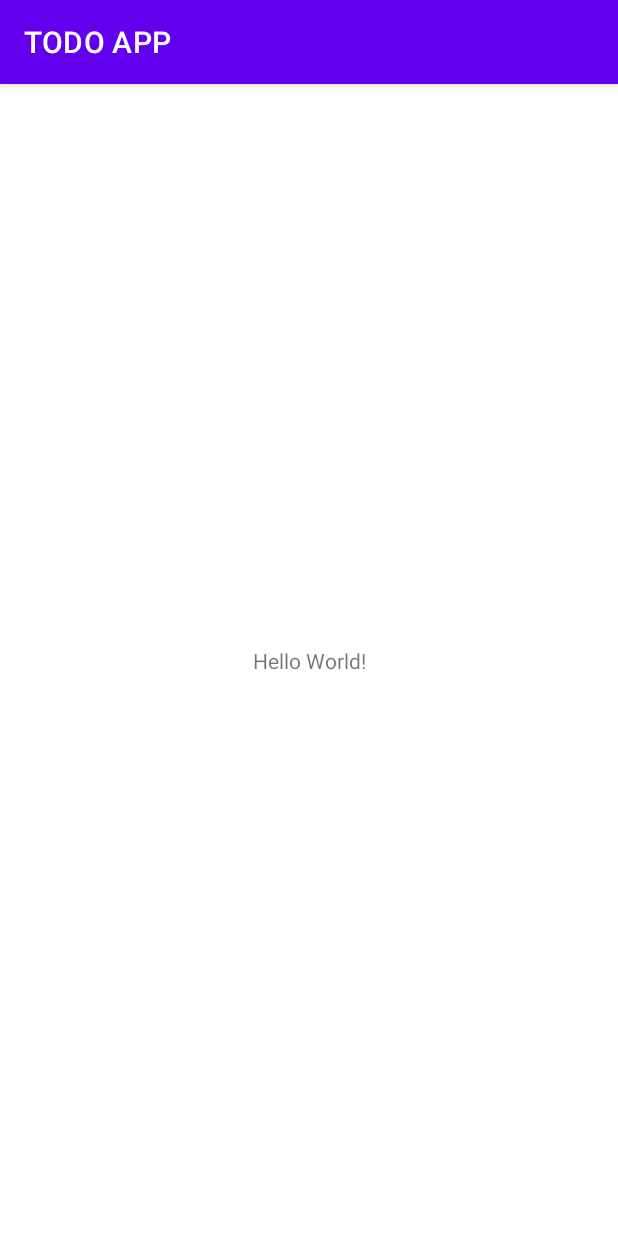
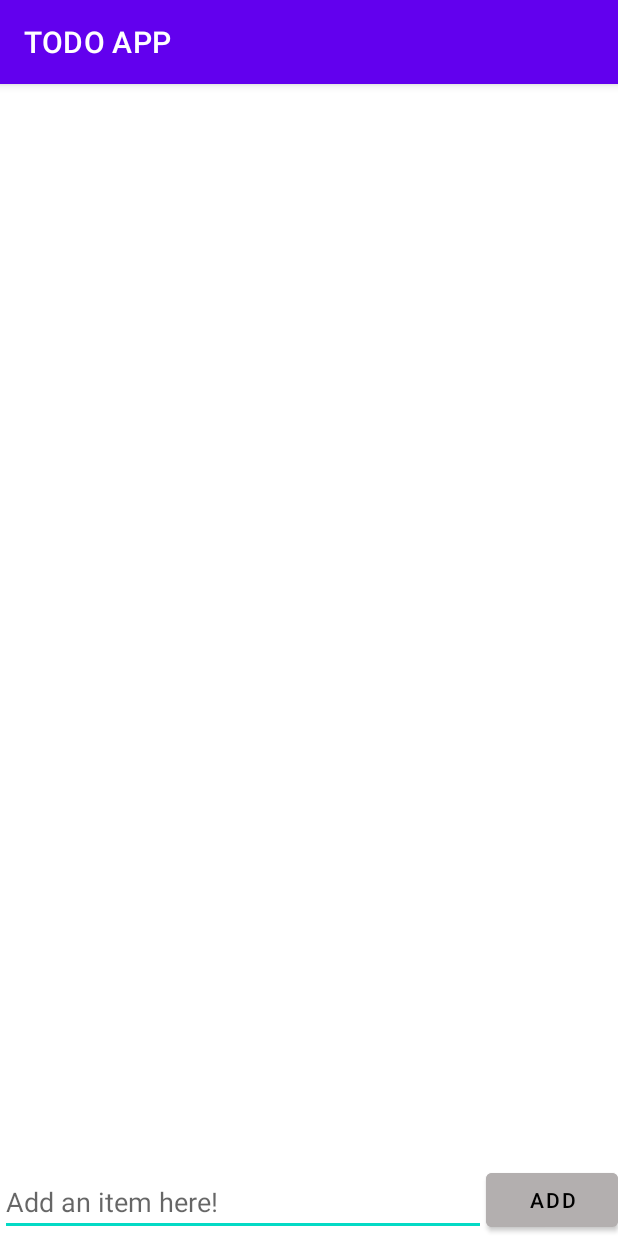
Before and after one commit to khanhpqk/TODO_APP, an Android app: the screen it shows after launch (MainActivity), on a phone screen of 412 x 824 dp. Run offline under Robolectric (Android 15) with nearby library versions, the phone set to English and light mode, and no system bars.

Commit message:
Finish Todo list

```diff
--- a/app/build.gradle
+++ b/app/build.gradle
@@ -33,7 +33,10 @@ dependencies {
     implementation 'androidx.appcompat:appcompat:1.3.1'
     implementation 'com.google.android.material:material:1.4.0'
     implementation 'androidx.constraintlayout:constraintlayout:2.1.0'
+    implementation "androidx.recyclerview:recyclerview:1.2.1"
     testImplementation 'junit:junit:4.+'
+    implementation 'commons-io:commons-io:2.6'
+    implementation group: 'commons-io', name: 'commons-io', version: '2.0.1'
     androidTestImplementation 'androidx.test.ext:junit:1.1.3'
     androidTestImplementation 'androidx.test.espresso:espresso-core:3.4.0'
 }
--- /dev/null
+++ b/app/src/main/java/com/example/todoapp/ItemAdapter.java
@@ -0,0 +1,63 @@
+package com.example.todoapp;
+
+import android.view.LayoutInflater;
+import android.view.View;
+import android.view.ViewGroup;
+import android.widget.TextView;
+
+import androidx.annotation.NonNull;
+import androidx.recyclerview.widget.RecyclerView;
+
+import java.util.List;
+
+public class ItemAdapter extends RecyclerView.Adapter<ItemAdapter.ViewHolder>{
+    public interface OnLongClickedListener{
+        void onLongClicked(int position);
+    }
+    List<String> list;
+    OnLongClickedListener onLong;
+
+
+    public ItemAdapter(List<String> itemList, OnLongClickedListener onLong){
+        this.list = itemList;
+        this.onLong = onLong;
+    }
+    @NonNull
+    @Override
+    public ViewHolder onCreateViewHolder(@NonNull ViewGroup parent, int viewType) {
+        View appView = LayoutInflater.from(parent.getContext()).inflate(android.R.layout.simple_list_item_1, parent, false);
+        return new ViewHolder(appView);
+    }
+
+    @Override
+    public void onBindViewHolder(@NonNull ViewHolder holder, int position) {
+        String item = list.get(position);
+        holder.bind(item);
+    }
+
+    @Override
+    public int getItemCount() {
+        return list.size();
+    }
+
+    class ViewHolder extends RecyclerView.ViewHolder{
+        TextView text;
+        public ViewHolder(@NonNull View itemView) {
+            super(itemView);
+            text = itemView.findViewById(android.R.id.text1);
+        }
+
+        public void bind(String item) {
+            text.setText(item);
+            text.setOnLongClickListener(new View.OnLongClickListener(){
+
+                @Override
+                public boolean onLongClick(View v) {
+                    //Notify where the adapter was pressed
+                    onLong.onLongClicked(getAdapterPosition());
+                    return true;
+                }
+            });
+        }
+    }
+}
--- a/app/src/main/java/com/example/todoapp/MainActivity.java
+++ b/app/src/main/java/com/example/todoapp/MainActivity.java
@@ -1,14 +1,88 @@
 package com.example.todoapp;
 
 import androidx.appcompat.app.AppCompatActivity;
+import androidx.recyclerview.widget.LinearLayoutManager;
+import androidx.recyclerview.widget.RecyclerView;
 
 import android.os.Bundle;
+import android.util.Log;
+import android.view.View;
+import android.widget.Button;
+import android.widget.EditText;
+import android.widget.Toast;
+
+import java.io.File;
+import java.io.IOException;
+import org.apache.commons.io.FileUtils;
+import java.nio.charset.Charset;
+import java.util.*;
 
 public class MainActivity extends AppCompatActivity {
+    List<String> item;
+    Button addBut;
+    EditText edit;
+    ItemAdapter adapter;
+    RecyclerView recycler;
 
     @Override
     protected void onCreate(Bundle savedInstanceState) {
         super.onCreate(savedInstanceState);
         setContentView(R.layout.activity_main);
+
+        item = new ArrayList<>();
+        addBut = findViewById(R.id.addi);
+        edit = findViewById(R.id.edit_txt);
+        recycler = findViewById(R.id.recycler_view);
+        loadItem();
+        ItemAdapter.OnLongClickedListener onLongClicked = new ItemAdapter.OnLongClickedListener(){
+
+            @Override
+            public void onLongClicked(int position) {
+                item.remove(position);
+                adapter.notifyItemRemoved(position);
+                Toast.makeText(getApplicationContext(), "Item was successfully removed.", Toast.LENGTH_SHORT).show();
+                saveItem();
+            }
+        };
+        adapter = new ItemAdapter(item, onLongClicked);
+        recycler.setAdapter(adapter);
+        recycler.setLayoutManager(new LinearLayoutManager(this));
+        addBut.setOnClickListener(new View.OnClickListener() {
+            @Override
+            public void onClick(View v) {
+                String addedList = edit.getText().toString();
+                item.add(addedList);
+                adapter.notifyItemInserted(item.size() - 1);
+                edit.setText("");
+                Toast.makeText(getApplicationContext(), "Item was added!", Toast.LENGTH_SHORT).show();
+                saveItem();
+            }
+        });
+    }
+
+
+    private File getDataFile(){
+        return new File(getFilesDir(), "data.txt");
+    }
+
+    //load item before add
+    private void loadItem(){
+        try{
+            item = new ArrayList<>(FileUtils.readLines(getDataFile(), Charset.defaultCharset()));
+        }
+        catch(IOException e){
+            Log.e("MainActivity", "Error", e);
+            item = new ArrayList<>();
+
+        }
+    }
+
+    private void saveItem(){
+        try{
+            FileUtils.writeLines(getDataFile(), item);
+        }
+        catch(IOException e){
+            Log.e("MainActivity", "Error", e);
+        }
     }
 }
--- a/app/src/main/res/layout/activity_main.xml
+++ b/app/src/main/res/layout/activity_main.xml
@@ -6,13 +6,33 @@
     android:layout_height="match_parent"
     tools:context=".MainActivity">
 
-    <TextView
+    <Button
+        android:id="@+id/addi"
         android:layout_width="wrap_content"
         android:layout_height="wrap_content"
-        android:text="Hello World!"
+        app:layout_constraintRight_toRightOf="parent"
+        app:layout_constraintBottom_toBottomOf="parent"
+        android:text="ADD"
+        android:backgroundTint="#B3AFAF"
+        android:textColor="@color/black"
+        />
+
+    <EditText
+        android:layout_width="0dp"
+        android:id="@+id/edit_txt"
+        android:layout_height="wrap_content"
+        app:layout_constraintRight_toLeftOf="@+id/addi"
         app:layout_constraintBottom_toBottomOf="parent"
         app:layout_constraintLeft_toLeftOf="parent"
-        app:layout_constraintRight_toRightOf="parent"
-        app:layout_constraintTop_toTopOf="parent" />
+        android:hint="Add an item here!"
+        />
+    <androidx.recyclerview.widget.RecyclerView
+        android:id="@+id/recycler_view"
+        android:layout_width="match_parent"
+        android:layout_height="wrap_content"
+        app:layout_constraintBottom_toTopOf="@+id/edit_txt"
+        app:layout_constraintTop_toTopOf="parent"
+        app:layout_constraintVertical_bias="0.0"
+        />
 
 </androidx.constraintlayout.widget.ConstraintLayout>
```
